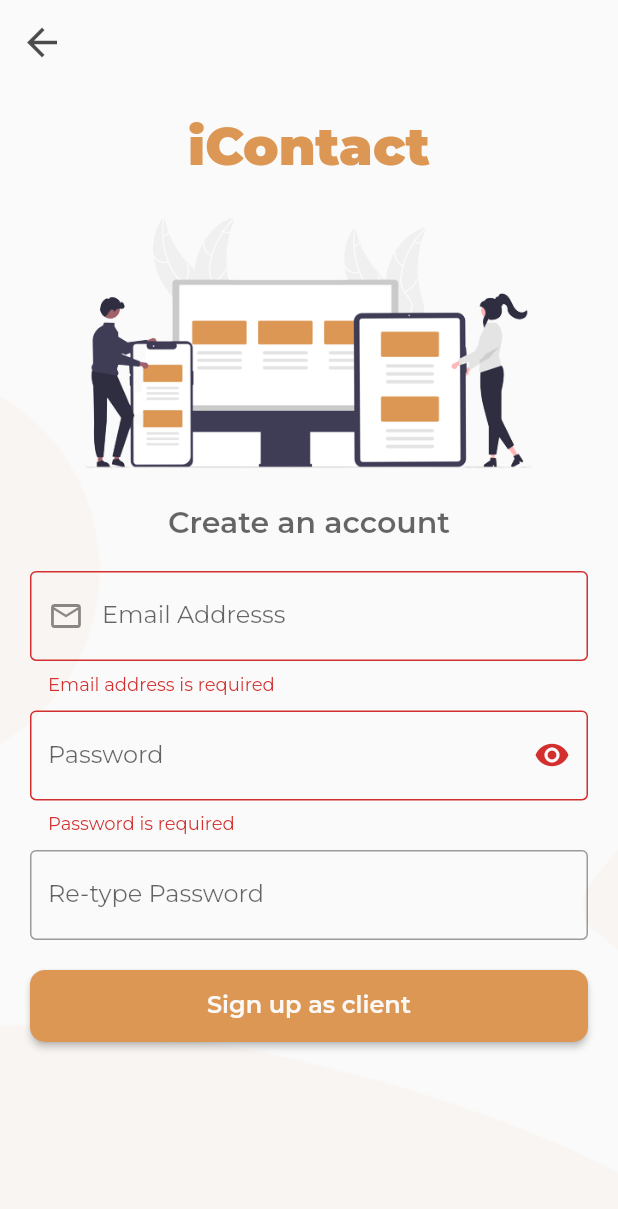
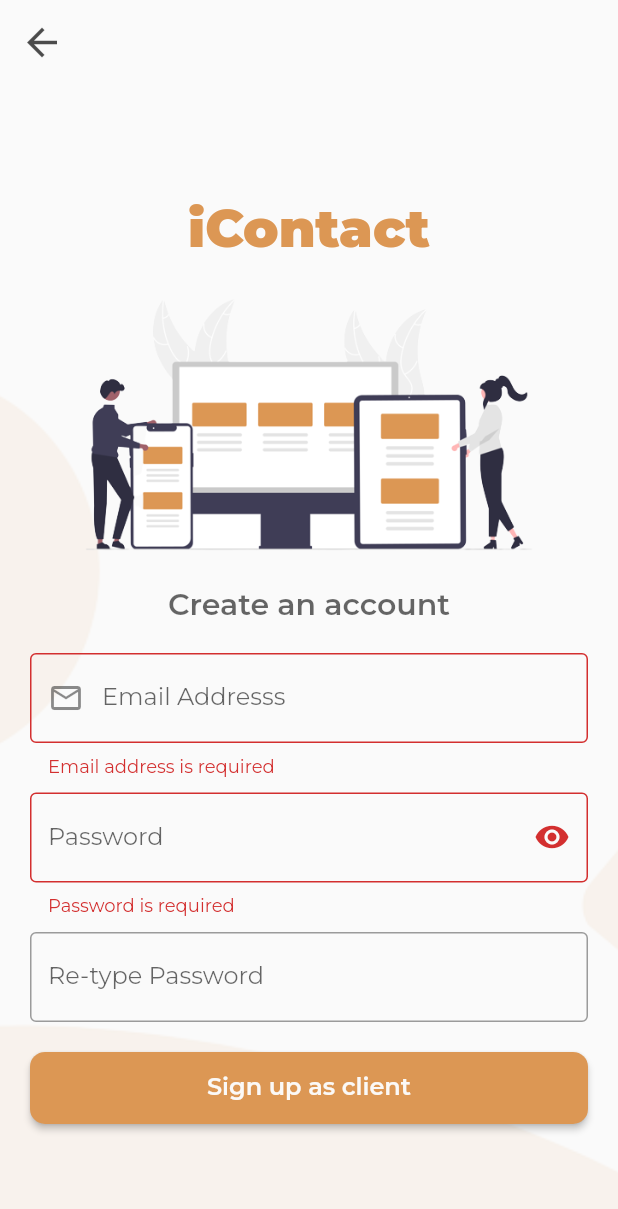
Before and after one commit to dickslomibao/contact_tracing, a Flutter app: the RegisterClient screen opened by its route, after a tap on "Sign up as client", on a phone screen of 412 x 824 dp. Shown: the top 1209 px of the screen. Run offline on Flutter 3.47's test engine with Material 2 defaults, Android fonts, the phone set to English and light mode, and no system bars; our stand-ins replace firebase_auth, firebase_core, flutter_easyloading, go_router, google_fonts; accounts and stored records are empty.

Commit message:
goods ui

```diff
--- a/lib/constant/style.dart
+++ b/lib/constant/style.dart
@@ -32,7 +32,7 @@ const backgroundCover = BoxDecoration(
     image: AssetImage('assets/images/bg_line.png'),
     alignment: Alignment.bottomCenter,
     fit: BoxFit.cover,
-    opacity: .05,
+    opacity: .08,
   ),
 );
 MaterialColor primaryColor = const MaterialColor(
--- a/lib/view/screens/home.dart
+++ b/lib/view/screens/home.dart
@@ -18,9 +18,10 @@ class HomeScreen extends StatelessWidget {
         child: Container(
           padding: const EdgeInsets.all(40.0),
           decoration: backgroundCover,
+          child: Center(
+            child: SingleChildScrollView(
               child: Column(
                 crossAxisAlignment: CrossAxisAlignment.stretch,
-            mainAxisAlignment: MainAxisAlignment.center,
                 children: [
                   Text(
                     "iContact",
@@ -89,6 +90,8 @@ class HomeScreen extends StatelessWidget {
               ),
             ),
           ),
+        ),
+      ),
     );
   }
 }
--- a/lib/view/screens/register_client.dart
+++ b/lib/view/screens/register_client.dart
@@ -52,10 +52,9 @@ class _RegisterClientState extends State<RegisterClient> {
           size: 30,
         ),
       ),
-      body: Center(
-        child: Container(
-          height: MediaQuery.of(context).size.height,
-          decoration: backgroundCover,
+      body: Container(
+        decoration: backgroundCover,
+        child: Center(
           child: SingleChildScrollView(
             child: Padding(
               padding: const EdgeInsets.all(20.0),
--- a/lib/view/screens/user_login.dart
+++ b/lib/view/screens/user_login.dart
@@ -29,7 +29,9 @@ class _LoginScrenState extends State<LoginScren> {
           size: 30,
         ),
       ),
-      body: Center(
+      body: Container(
+        decoration: backgroundCover,
+        child: Center(
           child: SingleChildScrollView(
             child: Padding(
               padding: const EdgeInsets.all(20.0),
@@ -104,6 +106,7 @@ class _LoginScrenState extends State<LoginScren> {
             ),
           ),
         ),
+      ),
     );
   }
 }
```
Lines whose indentation alone changed are shown as unchanged.
